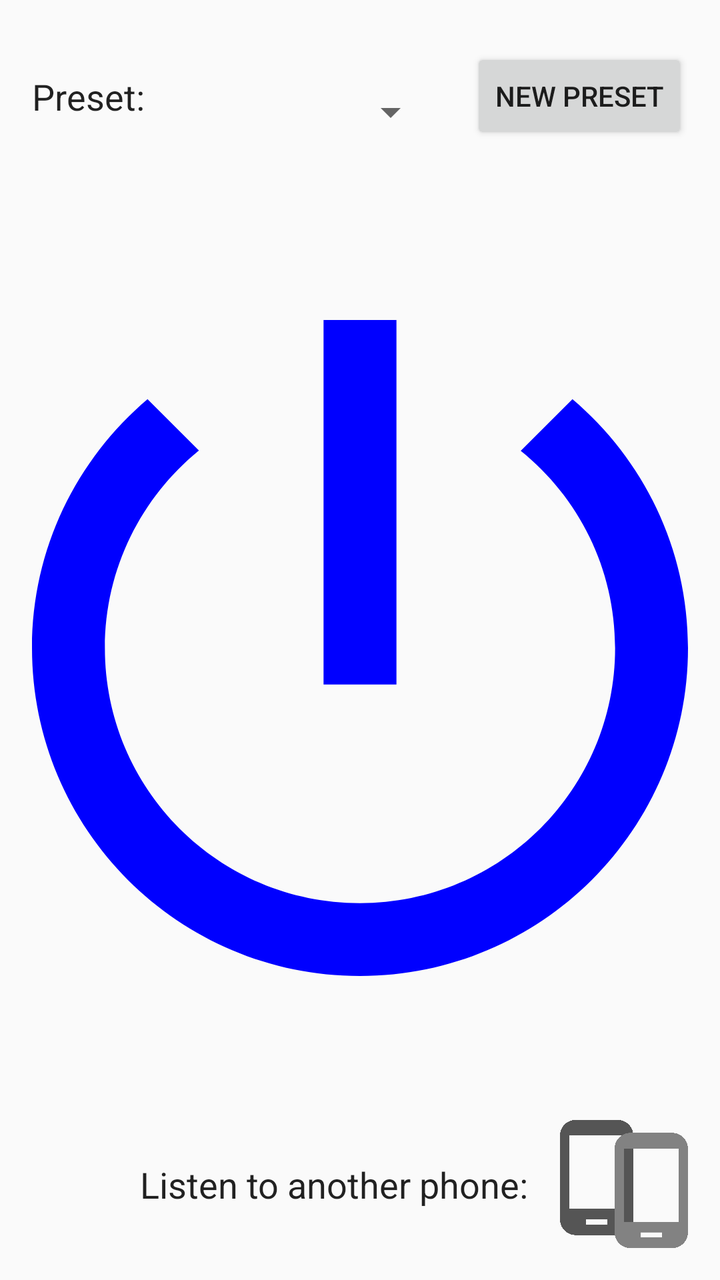
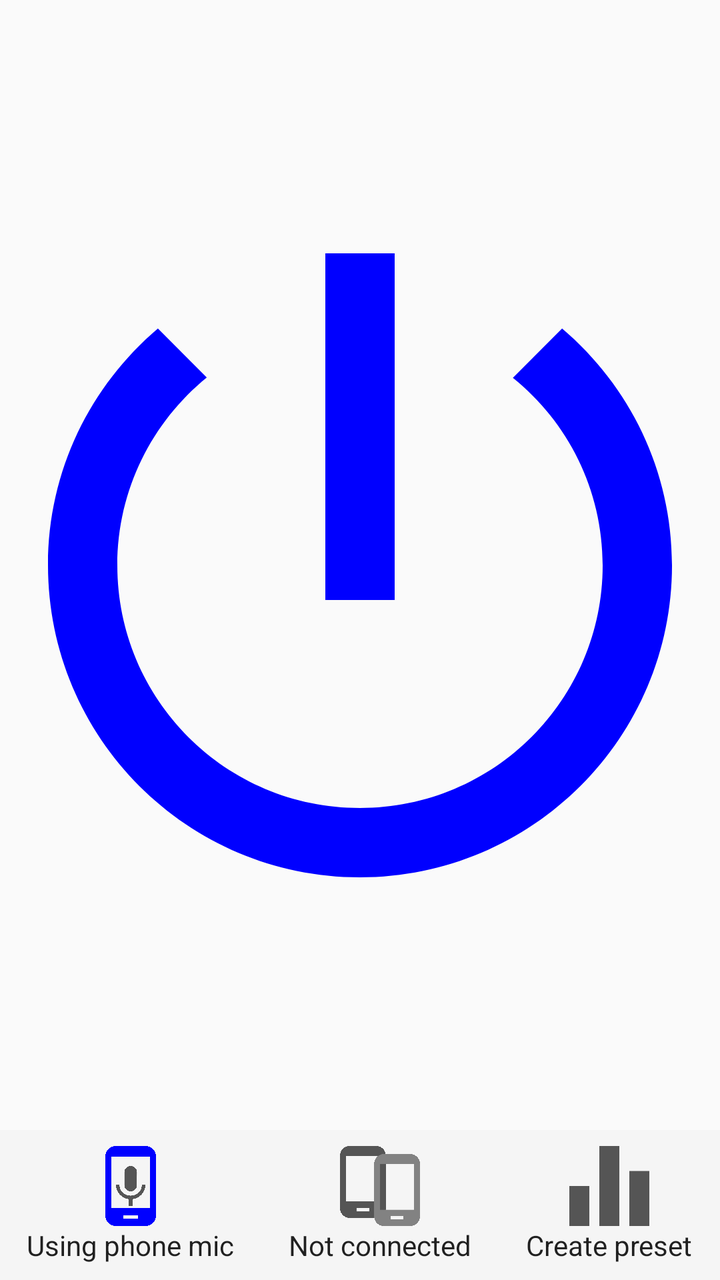

An Android layout rendered at two revisions. The XML below is the earlier revision; the diff shows what the commit changed to produce the second picture.
<!-- AndroidManifest.xml: application theme AppTheme -->
<!-- res/layout/fragment_listen.xml -->
<?xml version="1.0" encoding="utf-8"?>
<android.support.constraint.ConstraintLayout xmlns:android="http://schemas.android.com/apk/res/android"
    xmlns:app="http://schemas.android.com/apk/res-auto"
    xmlns:tools="http://schemas.android.com/tools"
    android:layout_width="match_parent"
    android:layout_height="match_parent"
    tools:context="peterson.ttu.edu.backupaids.activities.ListenFragment">

    <TextView
        android:id="@+id/ourPinTextView"
        android:layout_width="wrap_content"
        android:layout_height="wrap_content"
        android:layout_marginStart="16dp"
        android:text="@string/our_pin"
        android:textAppearance="@android:style/TextAppearance.DeviceDefault"
        android:textSize="18sp"
        android:visibility="gone"
        app:layout_constraintBottom_toTopOf="@id/newPresetButton"
        app:layout_constraintLeft_toLeftOf="parent"
        app:layout_constraintTop_toTopOf="parent"
        app:layout_constraintVertical_bias="0.6" />

    <TextView
        android:id="@+id/presetLabel"
        android:layout_width="wrap_content"
        android:layout_height="wrap_content"
        android:layout_marginStart="16dp"
        android:text="@string/preset"
        android:textAppearance="@android:style/TextAppearance.DeviceDefault"
        android:textSize="18sp"
        app:layout_constraintBottom_toBottomOf="@+id/newPresetButton"
        app:layout_constraintLeft_toLeftOf="parent"
        app:layout_constraintRight_toLeftOf="@id/presetSpinner"
        app:layout_constraintTop_toTopOf="@id/newPresetButton" />

    <Spinner
        android:id="@+id/presetSpinner"
        android:layout_width="0dp"
        android:layout_height="0dp"
        android:layout_marginTop="16dp"
        android:layout_marginBottom="0dp"
        android:layout_marginStart="16dp"
        android:layout_marginEnd="16dp"
        app:layout_constraintHorizontal_weight="1"
        app:layout_constraintTop_toTopOf="@id/newPresetButton"
        app:layout_constraintBottom_toBottomOf="@+id/newPresetButton"
        app:layout_constraintLeft_toRightOf="@id/presetLabel"
        app:layout_constraintRight_toLeftOf="@id/newPresetButton"/>

    <Button
        android:id="@+id/newPresetButton"
        android:layout_width="wrap_content"
        android:layout_height="wrap_content"
        android:layout_marginEnd="16dp"
        android:text="@string/new_preset"
        app:layout_constraintBottom_toTopOf="@id/playSound"
        app:layout_constraintLeft_toRightOf="@id/presetSpinner"
        app:layout_constraintRight_toRightOf="parent"
        app:layout_constraintTop_toBottomOf="@id/ourPinTextView" />

    <ImageButton
        android:id="@+id/playSound"
        android:layout_width="0dp"
        android:layout_height="0dp"
        android:adjustViewBounds="false"
        android:background="@android:color/transparent"
        android:scaleType="fitCenter"
        android:src="@drawable/ic_power_button_blue"
        android:layout_marginTop="16dp"
        android:layout_marginBottom="0dp"
        android:layout_marginStart="16dp"
        android:layout_marginEnd="16dp"
        app:layout_constraintHorizontal_bias="0.6"
        app:layout_constraintVertical_weight="1.0"
        app:layout_constraintBottom_toTopOf="@id/makeDiscoverable"
        app:layout_constraintTop_toBottomOf="@id/presetSpinner"
        app:layout_constraintLeft_toLeftOf="parent"
        app:layout_constraintRight_toRightOf="parent"
        app:layout_constraintVertical_bias="0.6"
        android:contentDescription="@string/play_stop_playing_what_the_phone_hears" />

    <TextView
        android:id="@+id/textForMakeDiscoverableButton"
        android:layout_width="0dp"
        android:layout_height="wrap_content"
        android:layout_marginEnd="16dp"
        android:text="@string/allow_another_phone_to_send_audio"
        android:textAlignment="viewEnd"
        android:textAppearance="@android:style/TextAppearance.DeviceDefault"
        android:textSize="18sp"
        app:layout_constraintBottom_toBottomOf="@id/makeDiscoverable"
        app:layout_constraintHorizontal_bias="1.0"
        app:layout_constraintLeft_toLeftOf="parent"
        app:layout_constraintRight_toLeftOf="@id/makeDiscoverable"
        app:layout_constraintTop_toTopOf="@id/makeDiscoverable"
        app:layout_constraintHorizontal_chainStyle="packed"/>

    <ImageButton
        android:id="@+id/makeDiscoverable"
        android:layout_width="64dp"
        android:layout_height="64dp"
        android:layout_marginBottom="16dp"
        android:layout_marginEnd="16dp"
        android:adjustViewBounds="false"
        android:background="@android:color/transparent"
        android:contentDescription="@string/make_this_phone_discoverable_by_other_phones"
        android:scaleType="fitEnd"
        android:src="@drawable/ic_phone_in_gray"
        app:layout_constraintBottom_toBottomOf="parent"
        app:layout_constraintRight_toRightOf="parent"
        app:layout_constraintTop_toBottomOf="@id/playSound" />

    
    <LinearLayout
        android:id="@+id/bottomMenu"
        android:layout_width="match_parent"
        android:layout_height="wrap_content"
        android:orientation="horizontal"
        app:layout_constraintTop_toBottomOf="@id/makeDiscoverable">

    </LinearLayout>

</android.support.constraint.ConstraintLayout>
<!-- resources referenced by this layout -->
<resources>
  <!-- drawable ic_power_button_blue (drawable) -->
  <vector xmlns:android="http://schemas.android.com/apk/res/android"
      android:width="24dp"
      android:height="24dp"
      android:viewportWidth="24"
      android:viewportHeight="24">
    <path
        android:pathData="m13.3333,0h-2.6667v13.3333h2.6667zM19.7733,2.8933 L17.88,4.7867C19.9867,6.48 21.3333,9.08 21.3333,12 21.3333,17.16 17.16,21.3333 12,21.3333 6.84,21.3333 2.6667,17.16 2.6667,12c0,-2.92 1.3467,-5.52 3.44,-7.2267l-1.88,-1.88C1.64,5.0933 0,8.3467 0,12 0,18.6267 5.3733,24 12,24 18.6267,24 24,18.6267 24,12 24,8.3467 22.36,5.0933 19.7733,2.8933Z"
        android:strokeWidth="1.33333313"
        android:fillColor="#0000ff"
        android:fillAlpha="1"/>
  </vector>
  <string name="allow_another_phone_to_send_audio">Listen to another phone:</string>
  <string name="make_this_phone_discoverable_by_other_phones">Connect to another phone</string>
  <string name="new_preset">New Preset</string>
  <string name="our_pin">Our PIN: %1$d</string>
  <string name="play_stop_playing_what_the_phone_hears">Play/stop playing what the phone hears</string>
  <string name="preset">Preset:</string>
  <style name="AppTheme" parent="Theme.AppCompat.Light.DarkActionBar">
          
          <item name="colorPrimary">@color/colorPrimary</item>
          <item name="colorPrimaryDark">@color/colorPrimaryDark</item>
          <item name="colorAccent">@color/colorAccent</item>
      </style>
  <color name="colorPrimary">#3F51B5</color>
  <color name="colorPrimaryDark">#303F9F</color>
  <color name="colorAccent">#FF4081</color>
  <!-- unchanged entries left out for length: 1 -->
</resources>

<!-- the commit's change to res/layout/fragment_listen.xml (unified diff, before → after) -->
@@ -15,48 +15,12 @@
         android:textAppearance="@android:style/TextAppearance.DeviceDefault"
         android:textSize="18sp"
         android:visibility="gone"
-        app:layout_constraintBottom_toTopOf="@id/newPresetButton"
+        app:layout_constraintBottom_toTopOf="@id/playSound"
         app:layout_constraintLeft_toLeftOf="parent"
         app:layout_constraintTop_toTopOf="parent"
         app:layout_constraintVertical_bias="0.6" />
 
-    <TextView
-        android:id="@+id/presetLabel"
-        android:layout_width="wrap_content"
-        android:layout_height="wrap_content"
-        android:layout_marginStart="16dp"
-        android:text="@string/preset"
-        android:textAppearance="@android:style/TextAppearance.DeviceDefault"
-        android:textSize="18sp"
-        app:layout_constraintBottom_toBottomOf="@+id/newPresetButton"
-        app:layout_constraintLeft_toLeftOf="parent"
-        app:layout_constraintRight_toLeftOf="@id/presetSpinner"
-        app:layout_constraintTop_toTopOf="@id/newPresetButton" />
-
-    <Spinner
-        android:id="@+id/presetSpinner"
-        android:layout_width="0dp"
-        android:layout_height="0dp"
-        android:layout_marginTop="16dp"
-        android:layout_marginBottom="0dp"
-        android:layout_marginStart="16dp"
-        android:layout_marginEnd="16dp"
-        app:layout_constraintHorizontal_weight="1"
-        app:layout_constraintTop_toTopOf="@id/newPresetButton"
-        app:layout_constraintBottom_toBottomOf="@+id/newPresetButton"
-        app:layout_constraintLeft_toRightOf="@id/presetLabel"
-        app:layout_constraintRight_toLeftOf="@id/newPresetButton"/>
-
-    <Button
-        android:id="@+id/newPresetButton"
-        android:layout_width="wrap_content"
-        android:layout_height="wrap_content"
-        android:layout_marginEnd="16dp"
-        android:text="@string/new_preset"
-        app:layout_constraintBottom_toTopOf="@id/playSound"
-        app:layout_constraintLeft_toRightOf="@id/presetSpinner"
-        app:layout_constraintRight_toRightOf="parent"
-        app:layout_constraintTop_toBottomOf="@id/ourPinTextView" />
+    
 
     <ImageButton
         android:id="@+id/playSound"
@@ -67,48 +31,19 @@
         android:scaleType="fitCenter"
         android:src="@drawable/ic_power_button_blue"
         android:layout_marginTop="16dp"
-        android:layout_marginBottom="0dp"
-        android:layout_marginStart="16dp"
-        android:layout_marginEnd="16dp"
+        android:layout_marginBottom="16dp"
+        android:layout_marginStart="24dp"
+        android:layout_marginEnd="24dp"
         app:layout_constraintHorizontal_bias="0.6"
         app:layout_constraintVertical_weight="1.0"
-        app:layout_constraintBottom_toTopOf="@id/makeDiscoverable"
-        app:layout_constraintTop_toBottomOf="@id/presetSpinner"
+        app:layout_constraintBottom_toTopOf="@id/bottomMenu"
+        app:layout_constraintTop_toBottomOf="@id/ourPinTextView"
         app:layout_constraintLeft_toLeftOf="parent"
         app:layout_constraintRight_toRightOf="parent"
         app:layout_constraintVertical_bias="0.6"
         android:contentDescription="@string/play_stop_playing_what_the_phone_hears" />
 
-    <TextView
-        android:id="@+id/textForMakeDiscoverableButton"
-        android:layout_width="0dp"
-        android:layout_height="wrap_content"
-        android:layout_marginEnd="16dp"
-        android:text="@string/allow_another_phone_to_send_audio"
-        android:textAlignment="viewEnd"
-        android:textAppearance="@android:style/TextAppearance.DeviceDefault"
-        android:textSize="18sp"
-        app:layout_constraintBottom_toBottomOf="@id/makeDiscoverable"
-        app:layout_constraintHorizontal_bias="1.0"
-        app:layout_constraintLeft_toLeftOf="parent"
-        app:layout_constraintRight_toLeftOf="@id/makeDiscoverable"
-        app:layout_constraintTop_toTopOf="@id/makeDiscoverable"
-        app:layout_constraintHorizontal_chainStyle="packed"/>
-
-    <ImageButton
-        android:id="@+id/makeDiscoverable"
-        android:layout_width="64dp"
-        android:layout_height="64dp"
-        android:layout_marginBottom="16dp"
-        android:layout_marginEnd="16dp"
-        android:adjustViewBounds="false"
-        android:background="@android:color/transparent"
-        android:contentDescription="@string/make_this_phone_discoverable_by_other_phones"
-        android:scaleType="fitEnd"
-        android:src="@drawable/ic_phone_in_gray"
-        app:layout_constraintBottom_toBottomOf="parent"
-        app:layout_constraintRight_toRightOf="parent"
-        app:layout_constraintTop_toBottomOf="@id/playSound" />
+    
 
     
     <LinearLayout
@@ -116,7 +51,82 @@
         android:layout_width="match_parent"
         android:layout_height="wrap_content"
         android:orientation="horizontal"
-        app:layout_constraintTop_toBottomOf="@id/makeDiscoverable">
+        android:background="#f5f5f5"
+        app:layout_constraintTop_toBottomOf="@id/playSound"
+        app:layout_constraintBottom_toBottomOf="parent"
+        app:layout_constraintLeft_toLeftOf="parent"
+        app:layout_constraintRight_toRightOf="parent">
+
+        <LinearLayout
+            android:layout_width="wrap_content"
+            android:layout_height="wrap_content"
+            android:orientation="vertical"
+            android:layout_marginTop="8dp"
+            android:layout_marginBottom="8dp"
+            android:layout_weight="1"
+            android:gravity="center">
+            <ImageButton
+                android:id="@+id/micToUseButton"
+                android:layout_width="40dp"
+                android:layout_height="40dp"
+                android:background="@android:color/transparent"
+                android:scaleType="fitEnd"
+                android:src="@drawable/ic_phone_mic_blue"/>
+            <TextView
+                android:id="@+id/micToUseText"
+                android:layout_width="wrap_content"
+                android:layout_height="wrap_content"
+                android:text="@string/using_phone_mic"
+                android:textAppearance="@android:style/TextAppearance.DeviceDefault" />
+        </LinearLayout>
+        <LinearLayout
+            android:layout_width="wrap_content"
+            android:layout_height="wrap_content"
+            android:orientation="vertical"
+            android:layout_marginTop="8dp"
+            android:layout_marginBottom="8dp"
+            android:layout_weight="1"
+            android:gravity="center">
+            <ImageButton
+                android:id="@+id/makeDiscoverable"
+                android:layout_width="40dp"
+                android:layout_height="40dp"
+                android:adjustViewBounds="false"
+                android:background="@android:color/transparent"
+                android:contentDescription="@string/make_this_phone_discoverable_by_other_phones"
+                android:scaleType="fitEnd"
+                android:src="@drawable/ic_phone_in_gray"/>
+            <TextView
+                android:id="@+id/textForMakeDiscoverableButton"
+                android:layout_width="wrap_content"
+                android:layout_height="wrap_content"
+                android:text="@string/not_connected"
+                android:textAppearance="@android:style/TextAppearance.DeviceDefault" />
+        </LinearLayout>
+        <LinearLayout
+            android:layout_width="wrap_content"
+            android:layout_height="wrap_content"
+            android:orientation="vertical"
+            android:layout_marginTop="8dp"
+            android:layout_marginBottom="8dp"
+            android:layout_weight="1"
+            android:gravity="center">
+            <ImageButton
+                android:id="@+id/presetChooser"
+                android:layout_width="40dp"
+                android:layout_height="40dp"
+                android:adjustViewBounds="false"
+                android:background="@android:color/transparent"
+                android:contentDescription="@string/make_this_phone_discoverable_by_other_phones"
+                android:scaleType="fitEnd"
+                android:src="@drawable/ic_equalizer"/>
+            <TextView
+                android:id="@+id/textForPresetChooser"
+                android:layout_width="wrap_content"
+                android:layout_height="wrap_content"
+                android:text="@string/create_preset"
+                android:textAppearance="@android:style/TextAppearance.DeviceDefault" />
+        </LinearLayout>
 
     </LinearLayout>
 
<!-- resource entries referenced after the edit -->
@@ -1,5 +1,33 @@
 <!-- resources referenced by this layout -->
 <resources>
+  <!-- drawable ic_equalizer (drawable) -->
+  <vector xmlns:android="http://schemas.android.com/apk/res/android"
+      android:width="24dp"
+      android:height="24dp"
+      android:viewportWidth="24"
+      android:viewportHeight="24">
+    <path
+        android:fillColor="#555555"
+        android:pathData="m9,24h6V0H9ZM0,24H6V12H0ZM18,7.5V24h6V7.5Z"
+        android:strokeWidth="1.5"/>
+  </vector>
+  <!-- drawable ic_phone_mic_blue (drawable) -->
+  <vector xmlns:android="http://schemas.android.com/apk/res/android"
+      android:width="24dp"
+      android:height="24dp"
+      android:viewportWidth="24"
+      android:viewportHeight="24">
+    <path
+        android:pathData="M16.3638,0L7.6364,0C5.8254,0 4.3636,1.4618 4.3636,3.2727L4.3636,20.7273C4.3636,22.5382 5.8254,24 7.6364,24h8.7274c1.8109,0 3.2728,-1.4618 3.2728,-3.2727L19.6366,3.2727C19.6366,1.4618 18.1748,0 16.3638,0ZM14.182,21.8182L9.8182,21.8182v-1.0909h4.3637zM17.7275,18.5455L6.2727,18.5455L6.2727,3.2727h11.4547z"
+        android:strokeWidth="1.09091878"
+        android:fillColor="#0000ff"
+        android:fillAlpha="1"/>
+    <path
+        android:pathData="m12,13.5789c1.0484,0 1.8884,-0.8463 1.8884,-1.8947l0.0063,-3.7895C13.8947,6.8463 13.0484,6 11.9999,6 10.9515,6 10.1052,6.8463 10.1052,7.8947l0,3.7895c0,1.0484 0.8463,1.8947 1.8947,1.8947zM15.3473,11.6842c0,1.8947 -1.6042,3.2211 -3.3473,3.2211 -1.7431,0 -3.3473,-1.3263 -3.3473,-3.2211L7.5789,11.6842c0,2.1537 1.7179,3.9347 3.7894,4.2442L11.3684,18l1.2631,0L12.6315,15.9284C14.7031,15.6253 16.4209,13.8442 16.4209,11.6842Z"
+        android:strokeWidth="1.26315045"
+        android:fillColor="#555555"
+        android:fillAlpha="1"/>
+  </vector>
   <!-- drawable ic_power_button_blue (drawable) -->
   <vector xmlns:android="http://schemas.android.com/apk/res/android"
       android:width="24dp"
@@ -12,12 +40,12 @@
         android:fillColor="#0000ff"
         android:fillAlpha="1"/>
   </vector>
-  <string name="allow_another_phone_to_send_audio">Listen to another phone:</string>
+  <string name="create_preset">Create preset</string>
   <string name="make_this_phone_discoverable_by_other_phones">Connect to another phone</string>
-  <string name="new_preset">New Preset</string>
+  <string name="not_connected">Not connected</string>
   <string name="our_pin">Our PIN: %1$d</string>
   <string name="play_stop_playing_what_the_phone_hears">Play/stop playing what the phone hears</string>
-  <string name="preset">Preset:</string>
+  <string name="using_phone_mic">Using phone mic</string>
   <style name="AppTheme" parent="Theme.AppCompat.Light.DarkActionBar">
           
           <item name="colorPrimary">@color/colorPrimary</item>
